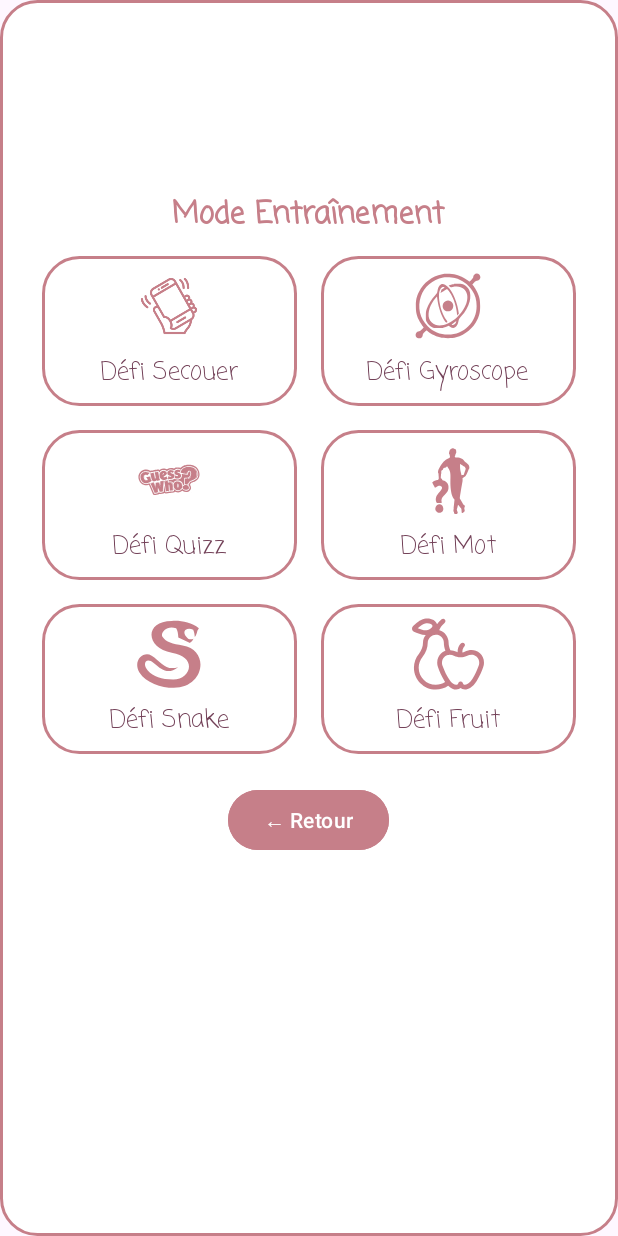
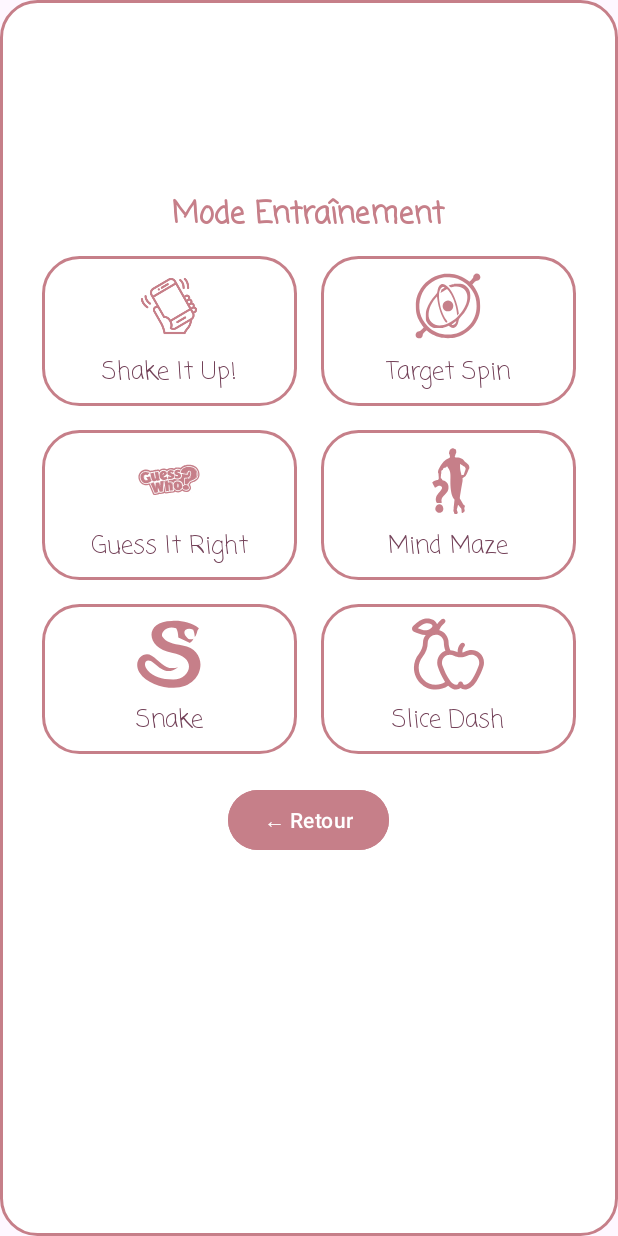
Before and after one commit to eyasam/ProjetMobileESIR2, an Android app: the screen it shows after launch (TrainingActivity), after a tap on "MODE ENTRAÎNEMENT", on a phone screen of 412 x 824 dp. Run offline under Robolectric (Android 15) with nearby library versions, the phone set to English and light mode, and no system bars.

Commit message:
Modification des noms des défis

```diff
--- a/app/src/main/java/com/example/projetmobileesir2/Defis/QuizChoixActivity.java
+++ b/app/src/main/java/com/example/projetmobileesir2/Defis/QuizChoixActivity.java
@@ -35,7 +35,7 @@ public class QuizChoixActivity extends AppCompatActivity {
     private boolean isMultiplayer, isHost;
 
     private CountDownTimer timer;
-    private long timeLeftMillis = 10000;
+    private long timeLeftMillis = 20000;
     private long timerStartedAt = 0;
     private long pauseTime = 0;
     private boolean isPaused = false;
--- a/app/src/main/java/com/example/projetmobileesir2/Modes/DefiAdapter.java
+++ b/app/src/main/java/com/example/projetmobileesir2/Modes/DefiAdapter.java
@@ -81,22 +81,22 @@ public class DefiAdapter extends BaseAdapter {
 
 
         switch (defi) {
-            case "Défi Secouer":
+            case "Shake It Up!":
                 iconImageView.setImageResource(R.drawable.ic_shake); // Mets une icône qui existe
                 break;
-            case "Défi Gyroscope":
+            case "Target Spin":
                 iconImageView.setImageResource(R.drawable.ic_gyroscope);
                 break;
-            case "Défi Quizz":
+            case "Guess It Right":
                 iconImageView.setImageResource(R.drawable.ic_guess);
                 break;
-            case "Défi Mot":
+            case "Mind Maze":
                 iconImageView.setImageResource(R.drawable.ic_enigme);
                 break;
-            case "Défi Snake":
+            case "Snake":
                 iconImageView.setImageResource(R.drawable.ic_snake);
                 break;
-            case "Défi Fruit":
+            case "Slice Dash":
                 iconImageView.setImageResource(R.drawable.ic_fruit);
                 break;
             default:
--- a/app/src/main/java/com/example/projetmobileesir2/Modes/SoloGameActivity.java
+++ b/app/src/main/java/com/example/projetmobileesir2/Modes/SoloGameActivity.java
@@ -15,6 +15,6 @@ public class SoloGameActivity extends AppCompatActivity {
         setContentView(R.layout.activity_solo_game);
 
         Toast.makeText(this, "Mode solo lancé : 3 défis aléatoires", Toast.LENGTH_SHORT).show();
-        // TODO : logique pour enchaîner 3 défis ici
+
     }
 }
--- a/app/src/main/java/com/example/projetmobileesir2/Modes/TrainingActivity.java
+++ b/app/src/main/java/com/example/projetmobileesir2/Modes/TrainingActivity.java
@@ -26,12 +26,12 @@ public class TrainingActivity extends AppCompatActivity {
     private GridView trainingGrid;
 
     private static final List<String> ALL_DEFIS = Arrays.asList(
-            "Défi Secouer",
-            "Défi Gyroscope",
-            "Défi Quizz",
-            "Défi Mot",
-            "Défi Snake",
-            "Défi Fruit"
+            "Shake It Up!",
+            "Target Spin",
+            "Guess It Right",
+            "Mind Maze",
+            "Snake",
+            "Slice Dash"
     );
 
     /**
@@ -64,22 +64,22 @@ public class TrainingActivity extends AppCompatActivity {
             Intent intent = null;
 
             switch (selectedDefi) {
-                case "Défi Secouer":
+                case "Shake It Up!":
                     intent = new Intent(this, ShakeActivity.class);
                     break;
-                case "Défi Gyroscope":
+                case "Target Spin":
                     intent = new Intent(this, GyroscopeActivity.class);
                     break;
-                case "Défi Quizz":
+                case "Guess It Right":
                     intent = new Intent(this, QuizChoixActivity.class);
                     break;
-                case "Défi Mot":
+                case "Mind Maze":
                     intent = new Intent(this, DevineMotActivity.class);
                     break;
-                case "Défi Snake":
+                case "Snake":
                     intent = new Intent(this, SnakeActivity.class);
                     break;
-                case "Défi Fruit":
+                case "Slice Dash":
                     intent = new Intent(this, CutTheFruitActivity.class);
                     break;
             }
```
Also changed, not shown: app/src/main/java/com/example/projetmobileesir2/SelectionDefiActivity.java (+9 -9 lines).
